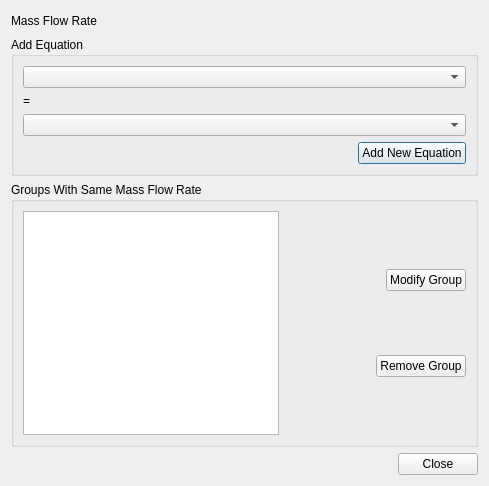
This is src/iffixdialog.ui in 3x380V/SorpSim as Qt 5 draws it before an edit. The edited form follows.
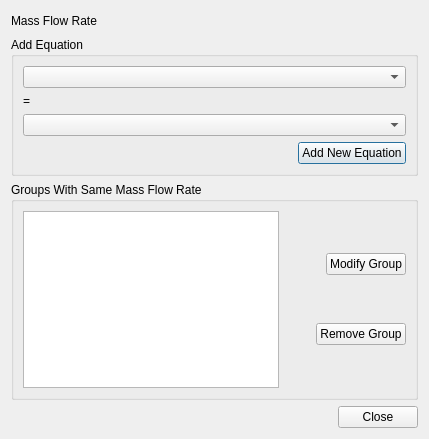
This is the edited form.

Commit message: Shrink dialogs to min. required size

The edit to the form file:
```diff
--- a/src/iffixdialog.ui
+++ b/src/iffixdialog.ui
@@ -6,8 +6,8 @@
    <rect>
     <x>0</x>
     <y>0</y>
-    <width>489</width>
-    <height>486</height>
+    <width>429</width>
+    <height>439</height>
    </rect>
   </property>
   <property name="sizePolicy">
```
The commit also changes 7 other files.
